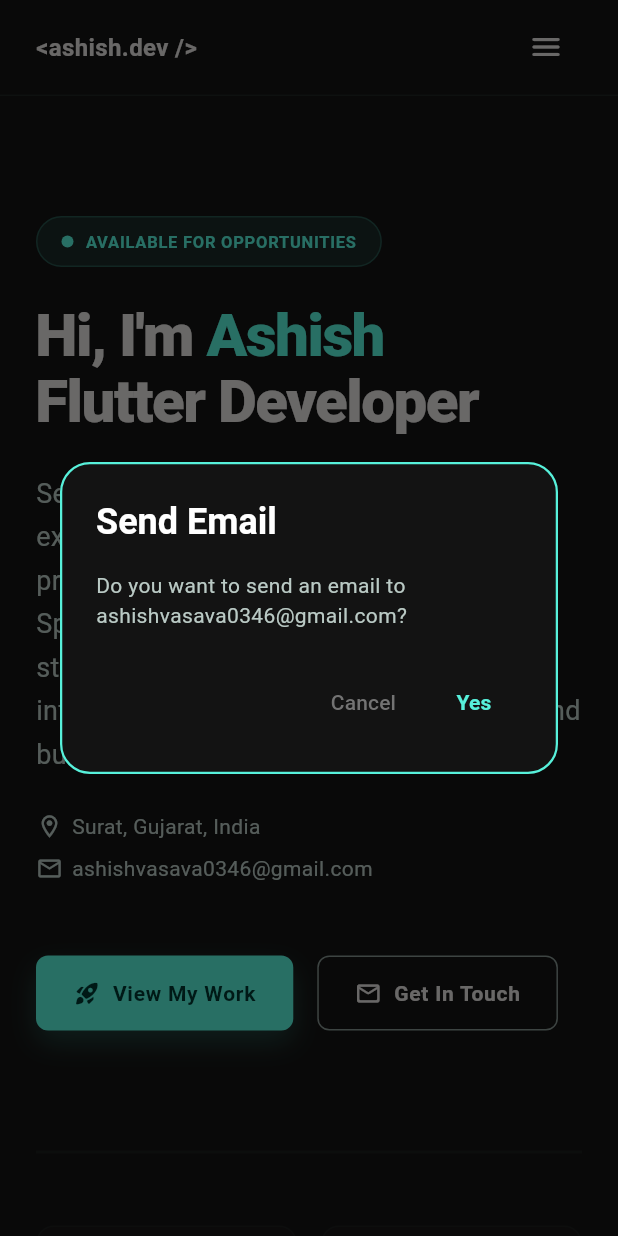
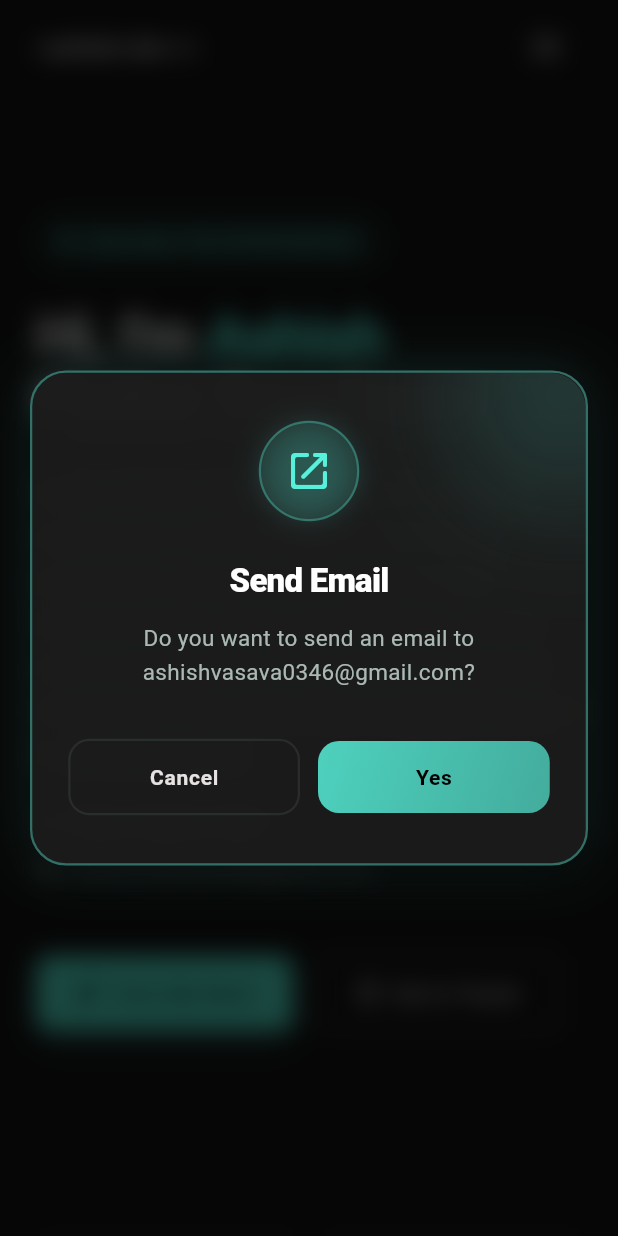
Before and after one commit to ASHISH1317/my-portfolio, a Flutter app: the screen it shows after launch, after a tap on the "menu" icon, after a tap on "Surat, Gujarat, India", after a tap on "ashishvasava0346@gmail.com", on a phone screen of 412 x 824 dp. Run offline on Flutter 3.47's test engine with Material 3 defaults, Android fonts, the phone set to English and light mode, and no system bars; our stand-ins replace font_awesome_flutter, get; missing offline and left inert: dart:html; network calls fail; Roboto replaces fonts that are missing (Be Vietnam Pro, JetBrains Mono).

Commit message:
feat: implement reusable CoolDialog widget and migrate all existing dialogs to use it while removing footer border

```diff
--- a/lib/app/controllers/contact_controller.dart
+++ b/lib/app/controllers/contact_controller.dart
@@ -3,6 +3,7 @@ import 'package:flutter/material.dart';
 import 'package:get/get.dart';
 import 'package:url_launcher/url_launcher.dart';
 import 'dart:html' as html;
+import '../widgets/cool_dialog.dart';
 import '../data/portfolio_data.dart';
 import '../data/theme_config.dart';
 
@@ -62,44 +63,20 @@ class ContactController extends GetxController {
   }
 
   void showSuccessDialog(BuildContext context, String title, String message, Color accentColor) {
-    showDialog(
+    showCoolDialog(
       context: context,
-      builder: (context) => AlertDialog(
-        backgroundColor: ThemeConfig.surface,
-        shape: RoundedRectangleBorder(
-          borderRadius: BorderRadius.circular(20),
-          side: BorderSide(color: accentColor, width: 1.5),
-        ),
-        title: Row(
-          children: [
-            Icon(Icons.check_circle_outline_rounded, color: accentColor),
-            const SizedBox(width: 8),
-            Text(
-              title,
-              style: const TextStyle(color: Colors.white, fontWeight: FontWeight.bold),
-            ),
-          ],
-        ),
-        content: Text(
-          message,
-          style: const TextStyle(color: ThemeConfig.textSecondary),
-        ),
-        actions: [
-          TextButton(
-            onPressed: () {
+      title: title,
+      message: message,
+      icon: Icons.check_circle_outline_rounded,
+      accentColor: accentColor,
+      primaryButtonText: "OK",
+      onPrimaryPressed: () {
         Navigator.of(context).pop();
         nameController.clear();
         emailController.clear();
         subjectController.clear();
         messageController.clear();
       },
-            child: Text(
-              "OK",
-              style: TextStyle(color: accentColor, fontWeight: FontWeight.bold),
-            ),
-          ),
-        ],
-      ),
     );
   }
 }
--- a/lib/app/sections/contact_section.dart
+++ b/lib/app/sections/contact_section.dart
@@ -7,6 +7,7 @@ import 'package:get/get.dart';
 import '../data/theme_config.dart';
 import '../data/portfolio_data.dart';
 import '../widgets/custom_card.dart';
+import '../widgets/cool_dialog.dart';
 import '../widgets/section_header.dart';
 import '../controllers/contact_controller.dart';
 
@@ -395,42 +396,19 @@ class _ContactSectionState extends State<ContactSection> {
   }
 
   void _showContactConfirm(String title, String message, String actionUrl) {
-    showDialog(
+    showCoolDialog(
       context: context,
-      builder: (context) => AlertDialog(
-        backgroundColor: ThemeConfig.surface,
-        shape: RoundedRectangleBorder(
-          borderRadius: BorderRadius.circular(20),
-          side: const BorderSide(color: ThemeConfig.primary, width: 1.5),
-        ),
-        title: Text(
-          title,
-          style: const TextStyle(color: Colors.white, fontWeight: FontWeight.bold),
-        ),
-        content: Text(
-          message,
-          style: const TextStyle(color: ThemeConfig.textSecondary),
-        ),
-        actions: [
-          TextButton(
-            onPressed: () => Navigator.of(context).pop(),
-            child: const Text(
-              "Cancel",
-              style: TextStyle(color: ThemeConfig.textMuted),
-            ),
-          ),
-          TextButton(
-            onPressed: () {
-              Navigator.of(context).pop();
-              controller.launchURL(actionUrl);
-            },
-            child: const Text(
-              "Yes",
-              style: TextStyle(color: ThemeConfig.primary, fontWeight: FontWeight.bold),
-            ),
-          ),
-        ],
-      ),
+      title: title,
+      message: message,
+      icon: Icons.open_in_new_rounded,
+      accentColor: ThemeConfig.primary,
+      primaryButtonText: "Yes",
+      onPrimaryPressed: () {
+        Navigator.of(context).pop();
+        controller.launchURL(actionUrl);
+      },
+      secondaryButtonText: "Cancel",
+      onSecondaryPressed: () => Navigator.of(context).pop(),
     );
   }
 }
--- a/lib/app/sections/footer.dart
+++ b/lib/app/sections/footer.dart
@@ -32,14 +32,8 @@ class Footer extends StatelessWidget {
 
     return Container(
       padding: const EdgeInsets.symmetric(vertical: 48),
-      decoration: BoxDecoration(
+      decoration: const BoxDecoration(
         color: ThemeConfig.background,
-        border: Border(
-          top: BorderSide(
-            color: ThemeConfig.outlineVariant.withOpacity(0.3),
-            width: 1.5,
-          ),
-        ),
       ),
       child: Center(
         child: Container(
--- a/lib/app/sections/hero_section.dart
+++ b/lib/app/sections/hero_section.dart
@@ -6,6 +6,7 @@ import 'package:get/get.dart';
 import '../data/theme_config.dart';
 import '../data/portfolio_data.dart';
 import '../widgets/glowing_button.dart';
+import '../widgets/cool_dialog.dart';
 import '../controllers/hero_controller.dart';
 
 class HeroSection extends StatefulWidget {
@@ -333,42 +334,19 @@ class _HeroSectionState extends State<HeroSection> with SingleTickerProviderStat
   }
 
   void _showContactConfirm(String title, String message, String actionUrl) {
-    showDialog(
+    showCoolDialog(
       context: context,
-      builder: (context) => AlertDialog(
-        backgroundColor: ThemeConfig.surface,
-        shape: RoundedRectangleBorder(
-          borderRadius: BorderRadius.circular(20),
-          side: const BorderSide(color: ThemeConfig.primary, width: 1.5),
-        ),
-        title: Text(
-          title,
-          style: const TextStyle(color: Colors.white, fontWeight: FontWeight.bold),
-        ),
-        content: Text(
-          message,
-          style: const TextStyle(color: ThemeConfig.textSecondary),
-        ),
-        actions: [
-          TextButton(
-            onPressed: () => Navigator.of(context).pop(),
-            child: const Text(
-              "Cancel",
-              style: TextStyle(color: ThemeConfig.textMuted),
-            ),
-          ),
-          TextButton(
-            onPressed: () {
-              Navigator.of(context).pop();
-              controller.launchURL(actionUrl);
-            },
-            child: const Text(
-              "Yes",
-              style: TextStyle(color: ThemeConfig.primary, fontWeight: FontWeight.bold),
-            ),
-          ),
-        ],
-      ),
+      title: title,
+      message: message,
+      icon: Icons.open_in_new_rounded,
+      accentColor: ThemeConfig.primary,
+      primaryButtonText: "Yes",
+      onPrimaryPressed: () {
+        Navigator.of(context).pop();
+        controller.launchURL(actionUrl);
+      },
+      secondaryButtonText: "Cancel",
+      onSecondaryPressed: () => Navigator.of(context).pop(),
     );
   }
 }
--- /dev/null
+++ b/lib/app/widgets/cool_dialog.dart
@@ -0,0 +1,276 @@
+import 'dart:ui' show ImageFilter;
+import 'package:flutter/material.dart';
+import '../data/theme_config.dart';
+
+class CoolDialog extends StatelessWidget {
+  final String title;
+  final String message;
+  final IconData icon;
+  final Color accentColor;
+  final String primaryButtonText;
+  final VoidCallback? onPrimaryPressed;
+  final String? secondaryButtonText;
+  final VoidCallback? onSecondaryPressed;
+
+  const CoolDialog({
+    Key? key,
+    required this.title,
+    required this.message,
+    this.icon = Icons.info_outline_rounded,
+    this.accentColor = ThemeConfig.primary,
+    required this.primaryButtonText,
+    this.onPrimaryPressed,
+    this.secondaryButtonText,
+    this.onSecondaryPressed,
+  }) : super(key: key);
+
+  @override
+  Widget build(BuildContext context) {
+    return BackdropFilter(
+      filter: ImageFilter.blur(sigmaX: 8, sigmaY: 8),
+      child: Dialog(
+        backgroundColor: Colors.transparent,
+        elevation: 0,
+        insetPadding: const EdgeInsets.symmetric(horizontal: 20, vertical: 24),
+        child: Container(
+          constraints: const BoxConstraints(maxWidth: 440),
+          decoration: BoxDecoration(
+            color: ThemeConfig.surfaceContainerLow.withOpacity(0.9),
+            borderRadius: BorderRadius.circular(24),
+            border: Border.all(
+              color: accentColor.withOpacity(0.4),
+              width: 1.5,
+            ),
+            boxShadow: [
+              BoxShadow(
+                color: accentColor.withOpacity(0.12),
+                blurRadius: 30,
+                spreadRadius: 2,
+              ),
+              BoxShadow(
+                color: Colors.black.withOpacity(0.4),
+                blurRadius: 15,
+                offset: const Offset(0, 10),
+              ),
+            ],
+          ),
+          child: ClipRRect(
+            borderRadius: BorderRadius.circular(24),
+            child: Stack(
+              children: [
+                // Diagonal ambient glow light
+                Positioned(
+                  top: -60,
+                  right: -60,
+                  child: ImageFiltered(
+                    imageFilter: ImageFilter.blur(sigmaX: 40, sigmaY: 40),
+                    child: Container(
+                      width: 150,
+                      height: 150,
+                      decoration: BoxDecoration(
+                        shape: BoxShape.circle,
+                        color: accentColor.withOpacity(0.15),
+                      ),
+                    ),
+                  ),
+                ),
+                Padding(
+                  padding: const EdgeInsets.symmetric(horizontal: 24.0, vertical: 32.0),
+                  child: Column(
+                    mainAxisSize: MainAxisSize.min,
+                    children: [
+                      // Header Icon Badge
+                      Container(
+                        padding: const EdgeInsets.all(16),
+                        decoration: BoxDecoration(
+                          color: accentColor.withOpacity(0.1),
+                          shape: BoxShape.circle,
+                          border: Border.all(
+                            color: accentColor.withOpacity(0.3),
+                            width: 1.5,
+                          ),
+                          boxShadow: [
+                            BoxShadow(
+                              color: accentColor.withOpacity(0.2),
+                              blurRadius: 16,
+                              spreadRadius: -2,
+                            ),
+                          ],
+                        ),
+                        child: Icon(
+                          icon,
+                          color: accentColor,
+                          size: 32,
+                        ),
+                      ),
+                      const SizedBox(height: 24),
+                      // Title
+                      Text(
+                        title,
+                        textAlign: TextAlign.center,
+                        style: const TextStyle(
+                          fontSize: 22,
+                          fontWeight: FontWeight.w800,
+                          color: Colors.white,
+                          letterSpacing: -0.5,
+                        ),
+                      ),
+                      const SizedBox(height: 12),
+                      // Message
+                      Text(
+                        message,
+                        textAlign: TextAlign.center,
+                        style: TextStyle(
+                          fontSize: 15,
+                          fontWeight: FontWeight.w400,
+                          color: ThemeConfig.textSecondary.withOpacity(0.9),
+                          height: 1.5,
+                        ),
+                      ),
+                      const SizedBox(height: 32),
+                      // Buttons
+                      Row(
+                        mainAxisAlignment: MainAxisAlignment.end,
+                        children: [
+                          if (secondaryButtonText != null) ...[
+                            Expanded(
+                              child: _CoolDialogButton(
+                                text: secondaryButtonText!,
+                                onPressed: onSecondaryPressed ?? () => Navigator.of(context).pop(),
+                                isPrimary: false,
+                                accentColor: accentColor,
+                              ),
+                            ),
+                            const SizedBox(width: 12),
+                          ],
+                          Expanded(
+                            child: _CoolDialogButton(
+                              text: primaryButtonText,
+                              onPressed: onPrimaryPressed ?? () => Navigator.of(context).pop(),
+                              isPrimary: true,
+                              accentColor: accentColor,
+                            ),
+                          ),
+                        ],
+                      ),
+                    ],
+                  ),
+                ),
+              ],
+            ),
+          ),
+        ),
+      ),
+    );
+  }
+}
+
+class _CoolDialogButton extends StatefulWidget {
+  final String text;
+  final VoidCallback onPressed;
+  final bool isPrimary;
+  final Color accentColor;
+
+  const _CoolDialogButton({
+    Key? key,
+    required this.text,
+    required this.onPressed,
+    required this.isPrimary,
+    required this.accentColor,
+  }) : super(key: key);
+
+  @override
+  State<_CoolDialogButton> createState() => _CoolDialogButtonState();
+}
+
+class _CoolDialogButtonState extends State<_CoolDialogButton> {
+  bool _isHovered = false;
+
+  @override
+  Widget build(BuildContext context) {
+    final double opacity = _isHovered ? 1.0 : 0.85;
+
+    return MouseRegion(
+      onEnter: (_) => setState(() => _isHovered = true),
+      onExit: (_) => setState(() => _isHovered = false),
+      child: GestureDetector(
+        onTap: widget.onPressed,
+        child: AnimatedContainer(
+          duration: const Duration(milliseconds: 200),
+          padding: const EdgeInsets.symmetric(vertical: 14),
+          alignment: Alignment.center,
+          decoration: BoxDecoration(
+            borderRadius: BorderRadius.circular(14),
+            gradient: widget.isPrimary
+                ? LinearGradient(
+                    colors: [
+                      widget.accentColor.withOpacity(opacity),
+                      widget.accentColor.withOpacity(opacity * 0.8),
+                    ],
+                    begin: Alignment.topLeft,
+                    end: Alignment.bottomRight,
+                  )
+                : null,
+            border: !widget.isPrimary
+                ? Border.all(
+                    color: ThemeConfig.outlineVariant.withOpacity(_isHovered ? 0.8 : 0.4),
+                    width: 1.5,
+                  )
+                : null,
+            color: !widget.isPrimary
+                ? (_isHovered
+                    ? ThemeConfig.surfaceContainerHigh.withOpacity(0.5)
+                    : Colors.transparent)
+                : null,
+            boxShadow: widget.isPrimary && _isHovered
+                ? [
+                    BoxShadow(
+                      color: widget.accentColor.withOpacity(0.3),
+                      blurRadius: 12,
+                      offset: const Offset(0, 4),
+                    )
+                  ]
+                : null,
+          ),
+          child: Text(
+            widget.text,
+            style: TextStyle(
+              color: widget.isPrimary ? Colors.black : ThemeConfig.textPrimary,
+              fontWeight: FontWeight.bold,
+              fontSize: 14,
+              letterSpacing: 0.5,
+            ),
+          ),
+        ),
+      ),
+    );
+  }
+}
+
+void showCoolDialog({
+  required BuildContext context,
+  required String title,
+  required String message,
+  IconData icon = Icons.info_outline_rounded,
+  Color accentColor = ThemeConfig.primary,
+  required String primaryButtonText,
+  VoidCallback? onPrimaryPressed,
+  String? secondaryButtonText,
+  VoidCallback? onSecondaryPressed,
+}) {
+  showDialog(
+    context: context,
+    barrierDismissible: true,
+    barrierColor: Colors.black.withOpacity(0.7),
+    builder: (context) => CoolDialog(
+      title: title,
+      message: message,
+      icon: icon,
+      accentColor: accentColor,
+      primaryButtonText: primaryButtonText,
+      onPrimaryPressed: onPrimaryPressed,
+      secondaryButtonText: secondaryButtonText,
+      onSecondaryPressed: onSecondaryPressed,
+    ),
+  );
+}
```
Lines whose indentation alone changed are shown as unchanged.
